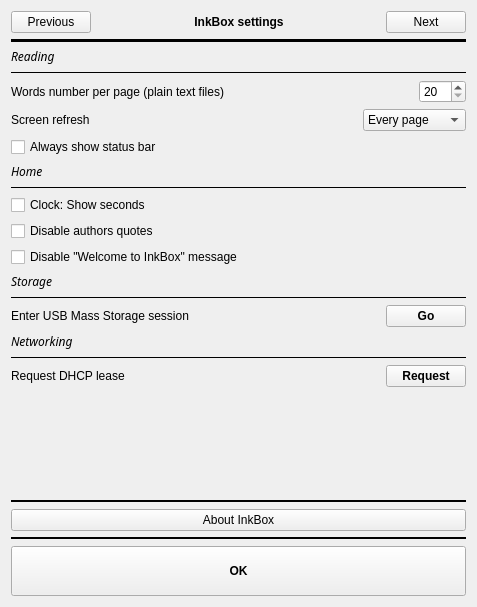
Before: the Qt Designer form settings.ui in Quill-OS/quill, drawn with Qt 5.
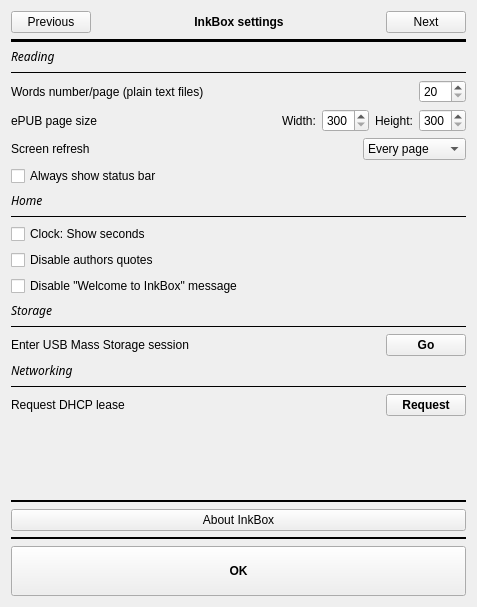
After: the same form once the commit is applied.

What changed in the file:
```diff
--- a/settings.ui
+++ b/settings.ui
@@ -191,14 +191,7 @@
             <number>0</number>
            </property>
            <item row="7" column="0">
-            <widget class="QCheckBox" name="clockCheckBox">
-             <property name="text">
-              <string>Clock: Show seconds</string>
-             </property>
-            </widget>
-           </item>
-           <item row="15" column="0">
-            <widget class="Line" name="line_7">
+            <widget class="Line" name="line_6">
              <property name="frameShadow">
               <enum>QFrame::Plain</enum>
              </property>
@@ -208,6 +201,26 @@
             </widget>
            </item>
            <item row="16" column="0">
+            <widget class="Line" name="line_7">
+             <property name="frameShadow">
+              <enum>QFrame::Plain</enum>
+             </property>
+             <property name="orientation">
+              <enum>Qt::Horizontal</enum>
+             </property>
+            </widget>
+           </item>
+           <item row="19" column="0">
+            <widget class="Line" name="line_3">
+             <property name="frameShadow">
+              <enum>QFrame::Plain</enum>
+             </property>
+             <property name="orientation">
+              <enum>Qt::Horizontal</enum>
+             </property>
+            </widget>
+           </item>
+           <item row="17" column="0">
             <layout class="QGridLayout" name="gridLayout_4">
              <property name="bottomMargin">
               <number>0</number>
@@ -247,27 +260,114 @@
              </item>
             </layout>
            </item>
-           <item row="6" column="0">
-            <widget class="Line" name="line_6">
-             <property name="frameShadow">
-              <enum>QFrame::Plain</enum>
+           <item row="18" column="0">
+            <widget class="QLabel" name="label_3">
+             <property name="font">
+              <font>
+               <family>Chivo</family>
+               <italic>true</italic>
+              </font>
              </property>
-             <property name="orientation">
-              <enum>Qt::Horizontal</enum>
+             <property name="text">
+              <string>Networking</string>
              </property>
             </widget>
            </item>
-           <item row="1" column="0">
-            <widget class="Line" name="line_8">
-             <property name="frameShadow">
-              <enum>QFrame::Plain</enum>
+           <item row="9" column="0">
+            <widget class="QCheckBox" name="quoteCheckBox">
+             <property name="text">
+              <string>Disable authors quotes</string>
              </property>
-             <property name="orientation">
-              <enum>Qt::Horizontal</enum>
+            </widget>
+           </item>
+           <item row="10" column="0">
+            <widget class="QCheckBox" name="demoCheckBox">
+             <property name="text">
+              <string>Disable &quot;Welcome to InkBox&quot; message</string>
              </property>
             </widget>
            </item>
-           <item row="3" column="0">
+           <item row="20" column="0">
+            <layout class="QGridLayout" name="gridLayout_3">
+             <property name="bottomMargin">
+              <number>0</number>
+             </property>
+             <item row="0" column="0">
+              <widget class="QLabel" name="label_4">
+               <property name="text">
+                <string>Request DHCP lease</string>
+               </property>
+              </widget>
+             </item>
+             <item row="0" column="1">
+              <spacer name="horizontalSpacer">
+               <property name="orientation">
+                <enum>Qt::Horizontal</enum>
+               </property>
+               <property name="sizeHint" stdset="0">
+                <size>
+                 <width>40</width>
+                 <height>20</height>
+                </size>
+               </property>
+              </spacer>
+             </item>
+             <item row="0" column="2">
+              <widget class="QPushButton" name="requestLeaseBtn">
+               <property name="font">
+                <font>
+                 <weight>75</weight>
+                 <bold>true</bold>
+                </font>
+               </property>
+               <property name="text">
+                <string>Request</string>
+               </property>
+              </widget>
+             </item>
+            </layout>
+           </item>
+           <item row="5" column="0">
+            <widget class="QCheckBox" name="menuBarCheckBox">
+             <property name="text">
+              <string>Always show status bar</string>
+             </property>
+            </widget>
+           </item>
+           <item row="0" column="0">
+            <widget class="QLabel" name="label_7">
+             <property name="font">
+              <font>
+               <family>Chivo</family>
+               <italic>true</italic>
+              </font>
+             </property>
+             <property name="text">
+              <string>Reading</string>
+             </property>
+            </widget>
+           </item>
+           <item row="8" column="0">
+            <widget class="QCheckBox" name="clockCheckBox">
+             <property name="text">
+              <string>Clock: Show seconds</string>
+             </property>
+            </widget>
+           </item>
+           <item row="15" column="0">
+            <widget class="QLabel" name="label_5">
+             <property name="font">
+              <font>
+               <family>Chivo</family>
+               <italic>true</italic>
+              </font>
+             </property>
+             <property name="text">
+              <string>Storage</string>
+             </property>
+            </widget>
+           </item>
+           <item row="4" column="0">
             <layout class="QGridLayout" name="gridLayout_9">
              <property name="bottomMargin">
               <number>0</number>
@@ -338,43 +438,6 @@
              </item>
             </layout>
            </item>
-           <item row="18" column="0">
-            <widget class="Line" name="line_3">
-             <property name="frameShadow">
-              <enum>QFrame::Plain</enum>
-             </property>
-             <property name="orientation">
-              <enum>Qt::Horizontal</enum>
-             </property>
-            </widget>
-           </item>
-           <item row="8" column="0">
-            <widget class="QCheckBox" name="quoteCheckBox">
-             <property name="text">
-              <string>Disable authors quotes</string>
-             </property>
-            </widget>
-           </item>
-           <item row="4" column="0">
-            <widget class="QCheckBox" name="menuBarCheckBox">
-             <property name="text">
-              <string>Always show status bar</string>
-             </property>
-            </widget>
-           </item>
-           <item row="0" column="0">
-            <widget class="QLabel" name="label_7">
-             <property name="font">
-              <font>
-               <family>Chivo</family>
-               <italic>true</italic>
-              </font>
-             </property>
-             <property name="text">
-              <string>Reading</string>
-             </property>
-            </widget>
-           </item>
            <item row="2" column="0">
             <layout class="QGridLayout" name="gridLayout_6">
              <property name="bottomMargin">
@@ -396,7 +459,7 @@
              <item row="1" column="0">
               <widget class="QLabel" name="wordsNumberLabel">
                <property name="text">
-                <string>Words number per page (plain text files)</string>
+                <string>Words number/page (plain text files)</string>
                </property>
               </widget>
              </item>
@@ -418,7 +481,7 @@
              </item>
             </layout>
            </item>
-           <item row="5" column="0">
+           <item row="6" column="0">
             <widget class="QLabel" name="label_2">
              <property name="font">
               <font>
@@ -431,53 +494,57 @@
              </property>
             </widget>
            </item>
-           <item row="14" column="0">
-            <widget class="QLabel" name="label_5">
-             <property name="font">
-              <font>
-               <family>Chivo</family>
-               <italic>true</italic>
-              </font>
+           <item row="1" column="0">
+            <widget class="Line" name="line_8">
+             <property name="frameShadow">
+              <enum>QFrame::Plain</enum>
              </property>
-             <property name="text">
-              <string>Storage</string>
+             <property name="orientation">
+              <enum>Qt::Horizontal</enum>
              </property>
             </widget>
            </item>
-           <item row="17" column="0">
-            <widget class="QLabel" name="label_3">
-             <property name="font">
-              <font>
-               <family>Chivo</family>
-               <italic>true</italic>
-              </font>
-             </property>
-             <property name="text">
-              <string>Networking</string>
-             </property>
-            </widget>
-           </item>
-           <item row="9" column="0">
-            <widget class="QCheckBox" name="demoCheckBox">
-             <property name="text">
-              <string>Disable &quot;Welcome to InkBox&quot; message</string>
-             </property>
-            </widget>
-           </item>
-           <item row="19" column="0">
-            <layout class="QGridLayout" name="gridLayout_3">
+           <item row="3" column="0">
+            <layout class="QGridLayout" name="gridLayout_15">
              <property name="bottomMargin">
               <number>0</number>
              </property>
+             <item row="0" column="4">
+              <widget class="QLabel" name="pageSizeHeightLabel">
+               <property name="text">
+                <string>Height:</string>
+               </property>
+              </widget>
+             </item>
+             <item row="0" column="2">
+              <widget class="QLabel" name="pageSizeWidthLabel">
+               <property name="text">
+                <string>Width:</string>
+               </property>
+              </widget>
+             </item>
+             <item row="0" column="3">
+              <widget class="QSpinBox" name="pageSizeWidthSpinBox">
+               <property name="minimum">
+                <number>300</number>
+               </property>
+               <property name="maximum">
+                <number>700</number>
+               </property>
+               <property name="singleStep">
+                <number>25</number>
+               </property>
+              </widget>
+             </item>
              <item row="0" column="0">
-              <widget class="QLabel" name="label_4">
+              <widget class="QLabel" name="epubPageSizeLabel">
                <property name="text">
-                <string>Request DHCP lease</string>
+                <string>ePUB page size</string>
                </property>
               </widget>
              </item>
              <item row="0" column="1">
-              <spacer name="horizontalSpacer">
+              <spacer name="horizontalSpacer_11">
                <property name="orientation">
                 <enum>Qt::Horizontal</enum>
                </property>
@@ -489,16 +556,16 @@
                </property>
               </spacer>
              </item>
-             <item row="0" column="2">
-              <widget class="QPushButton" name="requestLeaseBtn">
-               <property name="font">
-                <font>
-                 <weight>75</weight>
-                 <bold>true</bold>
-                </font>
+             <item row="0" column="5">
+              <widget class="QSpinBox" name="pageSizeHeightSpinBox">
+               <property name="minimum">
+                <number>300</number>
                </property>
-               <property name="text">
-                <string>Request</string>
+               <property name="maximum">
+                <number>700</number>
+               </property>
+               <property name="singleStep">
+                <number>25</number>
                </property>
               </widget>
              </item>
```
